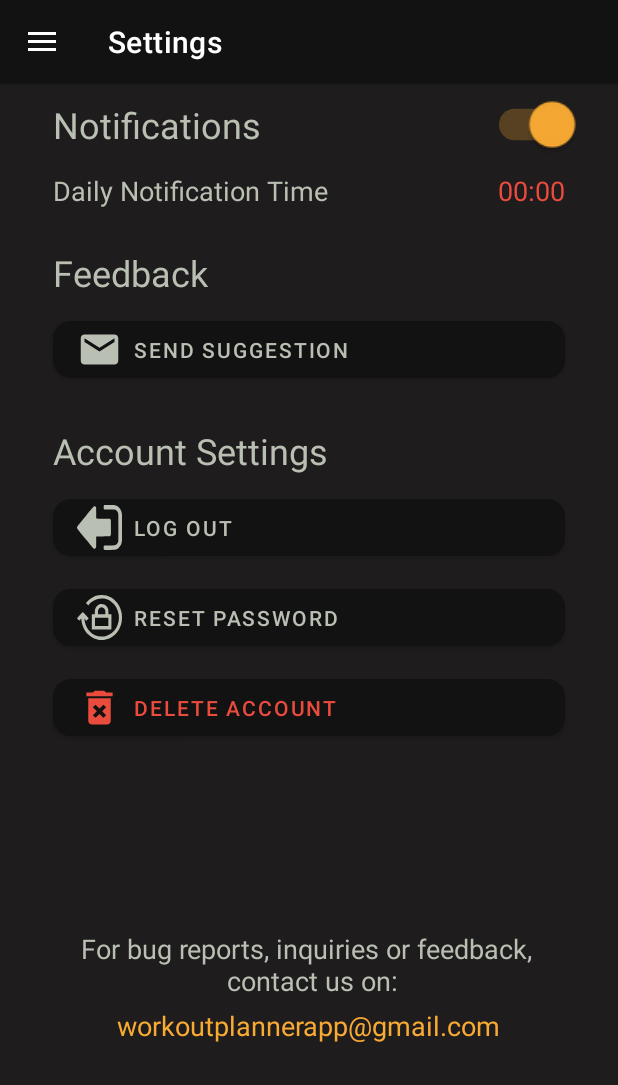
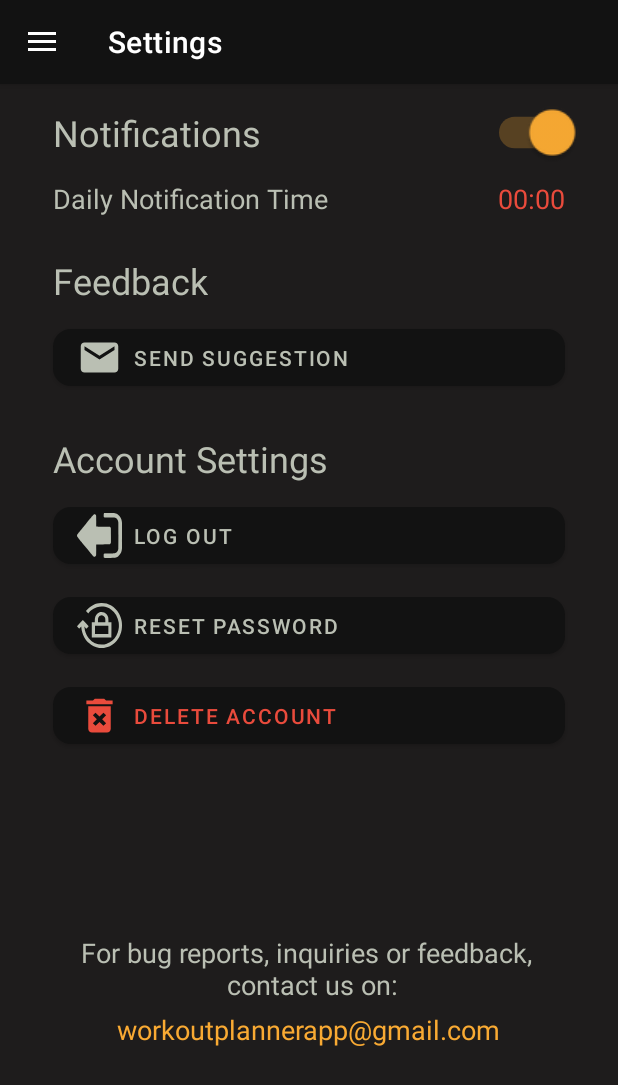
Before and after one commit to serges12/Workout-Planner, an Android app: the Settings screen opened through its navigation route, on a phone screen of 412 x 824 dp. Shown: the top 1085 px of the screen. Run offline under Robolectric (Android 15) with nearby library versions, the phone set to English and light mode, and no system bars; our stand-ins replace Firebase (no records; nobody signed in at launch, a user with empty details on screens opened directly), data binding, navigation-ui; Roboto replaces fonts that are not available here.

Commit message:
final commit - to be continued?

```diff
--- a/app/src/main/java/com/example/workoutplanner/CustomWorkouts.kt
+++ b/app/src/main/java/com/example/workoutplanner/CustomWorkouts.kt
@@ -201,7 +201,7 @@ class CustomWorkouts : Fragment() {
             }
             else {
                 // Here you get get input text from the Edittext
-                var workoutID = input.text.toString()
+                var workoutID = input.text.toString().trim()
                 db.collection("workouts").document(workoutID).get()
                         .addOnSuccessListener {
                             if(it.data != null) {
--- a/app/src/main/res/layout/fragment_settings.xml
+++ b/app/src/main/res/layout/fragment_settings.xml
@@ -12,6 +12,7 @@
         android:id="@+id/constraintLayoutNotifications"
         android:layout_width="0dp"
         android:layout_height="wrap_content"
+        android:layout_marginTop="5dp"
         android:padding="5dp"
         app:layout_constraintEnd_toEndOf="parent"
         app:layout_constraintHorizontal_bias="0.5"
```
Also changed, not shown: 1 other file.
